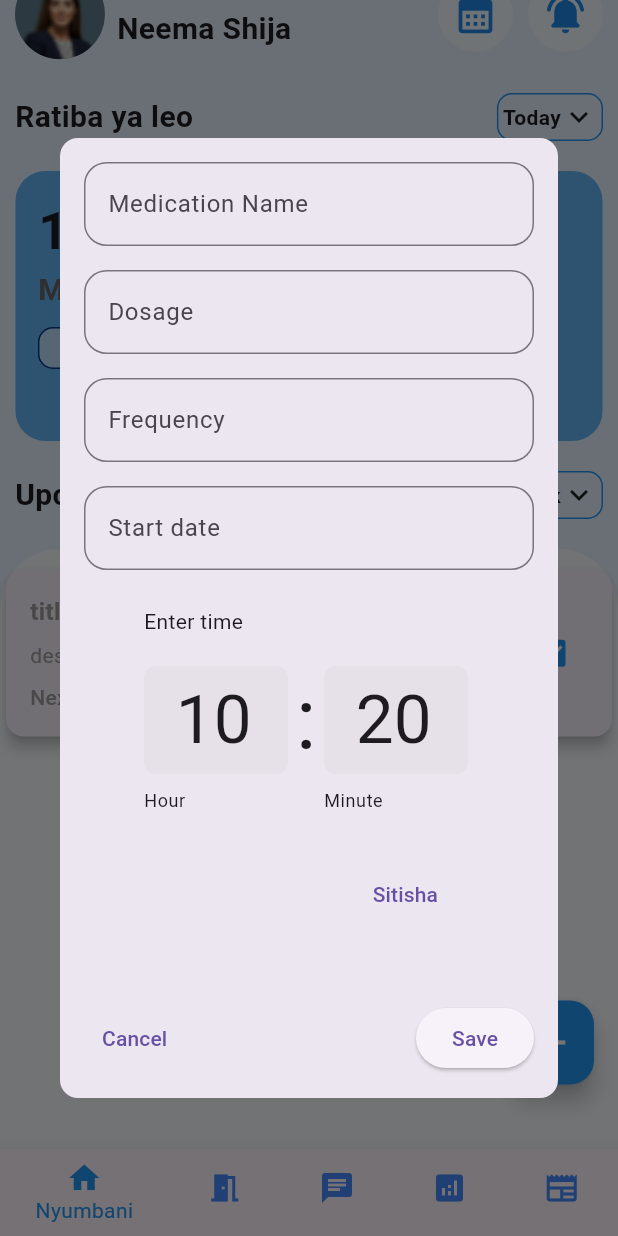
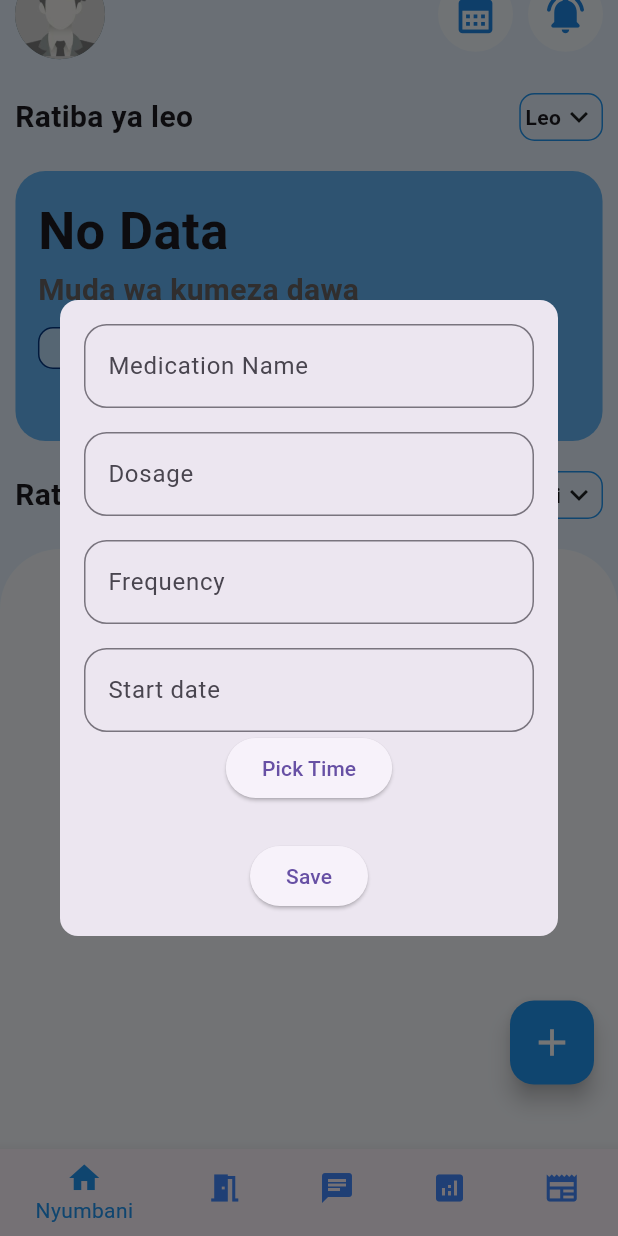
Before and after one commit to rebecajoshua21/medi_reminder, a Flutter app: the screen it shows once a user with an empty profile is signed in, scrolled down 33 dp, after a tap on the "add" icon, on a phone screen of 412 x 824 dp. Run offline on Flutter 3.47's test engine with Material 3 defaults, Android fonts, the phone set to English and light mode, and no system bars; our stand-ins replace cloud_firestore, firebase_auth, firebase_core, fl_chart, flutter_gemini, flutter_local_notifications and 6 more; accounts and stored records are empty.

Commit message:
feat: Enhance reminders functionality and UI
- Updated the RemindersController to include start date and time generation for reminders.
- Modified the Reminder model to store start date and generated times.
- Added a new image asset for user profile.
- Improved the Home page to fetch and display the username from Firestore.
- Translated various UI texts to Swahili for better localization.
- Enhanced the MedicationReminderDialog to allow users to pick a start date and time.
- Updated the Statistics page to calculate and display adherence percentage based on completed reminders.

```diff
--- a/lib/models/reminder.dart
+++ b/lib/models/reminder.dart
@@ -1,11 +1,15 @@
 class Reminder {
   final String title;
   final String description;
+  final DateTime startdate;
   final int freq;
+  final List<String> times;
   bool isComplete;
 
   Reminder(
       {required this.title,
+      required this.startdate,
+      required this.times,
       required this.description,
       required this.freq,
       required this.isComplete});
--- a/lib/page/chatbot.dart
+++ b/lib/page/chatbot.dart
@@ -17,7 +17,7 @@ class _ChatPageState extends State<ChatPage> {
   void sendMessage() async {
     Gemini.instance.prompt(parts: [
       await Part.text(
-          "${promptCon.text} reply as doctor Becky who is here to help with simple medical questions and advice,We know you are not trained for this and your answers are not 100% reliable we should seek proper medical assistance if necessary,you dont need to mention that,"),
+          "${promptCon.text} reply as doctor Becky who is here to help with simple medical questions and advice,We know you are not trained for this and your answers are not 100% reliable we should seek proper medical assistance if necessary,you dont need to mention that,speak swahili"),
     ]).then((value) {
       // print(value?.output);
       setState(() {
--- a/lib/page/forum_page.dart
+++ b/lib/page/forum_page.dart
@@ -125,7 +125,7 @@ class _ForumPageState extends State<ForumPage> {
             TextField(
               controller: postController,
               decoration: InputDecoration(
-                labelText: "What's on your mind?",
+                labelText: "Ungependa kujadili nin?",
                 border: OutlineInputBorder(),
               ),
             ),
@@ -133,7 +133,7 @@ class _ForumPageState extends State<ForumPage> {
             ElevatedButton(
               onPressed: () =>
                   addPost(userController.text, postController.text),
-              child: Text('Post'),
+              child: Text('Chapisha'),
               style: ElevatedButton.styleFrom(
                 backgroundColor: Colors.blue.shade700,
               ),
--- a/lib/page/home.dart
+++ b/lib/page/home.dart
@@ -1,5 +1,7 @@
 import 'package:becky_app/controllers/reminders_controller.dart';
 import 'package:becky_app/page/calender_page.dart';
+import 'package:cloud_firestore/cloud_firestore.dart';
+import 'package:firebase_auth/firebase_auth.dart';
 import 'package:flutter/material.dart';
 import 'package:provider/provider.dart';
 // import 'package:medifriend/Pages/notification_page.dart';
@@ -7,6 +9,25 @@ import 'package:provider/provider.dart';
 
 class Home extends StatelessWidget {
   const Home({super.key});
+
+  Future<String> fetchUserName() async {
+    // Assuming you have a Firestore instance and a collection named 'users'
+
+    final user = FirebaseAuth.instance.currentUser;
+    if (user == null) {
+      throw Exception("No user is currently signed in.");
+    }
+    final userId = user.uid;
+    final firestore = FirebaseFirestore.instance;
+    final userDoc = await firestore.collection('users').doc(userId).get();
+
+    if (userDoc.exists) {
+      print(userDoc.data());
+      return userDoc.data()?['username'] ?? 'Unknown User';
+    } else {
+      return 'Unknown';
+    }
+  }
 
   @override
   Widget build(BuildContext context) {
@@ -29,13 +50,12 @@ class Home extends StatelessWidget {
                   Row(
                     mainAxisAlignment: MainAxisAlignment.spaceBetween,
                     children: [
-                      const Row(
+                      Row(
                         children: [
                           CircleAvatar(
                             radius: 30,
                             backgroundColor: Colors.blueGrey,
-                            backgroundImage:
-                                AssetImage('assets/images/profile_pic.png'),
+                            backgroundImage: AssetImage('assets/image.png'),
                           ),
                           Padding(
                             padding: EdgeInsets.all(8.0),
@@ -46,11 +66,33 @@ class Home extends StatelessWidget {
                                   "Habari!",
                                   style: TextStyle(fontStyle: FontStyle.italic),
                                 ),
-                                Text(
-                                  "Neema Shija",
+                                FutureBuilder<String>(
+                                  future: fetchUserName(),
+                                  builder: (context, snapshot) {
+                                    if (snapshot.connectionState ==
+                                        ConnectionState.waiting) {
+                                      return Text(
+                                        "Loading...",
                                         style: TextStyle(
                                             fontSize: 20,
                                             fontWeight: FontWeight.bold),
+                                      );
+                                    } else if (snapshot.hasError) {
+                                      return Text(
+                                        "Error",
+                                        style: TextStyle(
+                                            fontSize: 20,
+                                            fontWeight: FontWeight.bold),
+                                      );
+                                    } else {
+                                      return Text(
+                                        snapshot.data ?? "Unknown User",
+                                        style: TextStyle(
+                                            fontSize: 20,
+                                            fontWeight: FontWeight.bold),
+                                      );
+                                    }
+                                  },
                                 )
                               ],
                             ),
@@ -125,7 +167,7 @@ class Home extends StatelessWidget {
                           child: Row(
                             children: [
                               Text(
-                                'Today',
+                                'Leo',
                                 style: TextStyle(fontWeight: FontWeight.bold),
                               ),
                               Icon(Icons.keyboard_arrow_down),
@@ -151,9 +193,11 @@ class Home extends StatelessWidget {
                       child: Column(
                         crossAxisAlignment: CrossAxisAlignment.start,
                         children: [
-                          const Text(
-                            "11:25 AM",
-                            style: TextStyle(
+                          Text(
+                            reminders.isNotEmpty
+                                ? reminders.first.times[0]
+                                : "No Data",
+                            style: const TextStyle(
                                 fontSize: 35, fontWeight: FontWeight.bold),
                           ),
                           const Text(
@@ -177,7 +221,7 @@ class Home extends StatelessWidget {
                               padding: EdgeInsets.all(3.0),
                               child: Center(
                                 child: Text(
-                                  'Details',
+                                  'zaidi..',
                                   style: TextStyle(fontWeight: FontWeight.bold),
                                 ),
                               ),
@@ -194,7 +238,7 @@ class Home extends StatelessWidget {
                     mainAxisAlignment: MainAxisAlignment.spaceBetween,
                     children: [
                       const Text(
-                        "Upcoming Schedules",
+                        "Ratiba zijazo",
                         style: TextStyle(
                             fontSize: 20, fontWeight: FontWeight.bold),
                       ),
@@ -209,7 +253,7 @@ class Home extends StatelessWidget {
                           child: Row(
                             children: [
                               Text(
-                                'This week',
+                                'Wiki hii',
                                 style: TextStyle(fontWeight: FontWeight.bold),
                               ),
                               Icon(Icons.keyboard_arrow_down),
@@ -234,14 +278,24 @@ class Home extends StatelessWidget {
                       topRight: Radius.circular(40))),
               child: Padding(
                 padding: const EdgeInsets.symmetric(vertical: 10.0),
-                child: ListView.builder(
+                child: reminders.isEmpty
+                    ? Center(
+                        child: Text(
+                          "Hakuna ratiba ya dawa",
+                          style: TextStyle(
+                            fontSize: 18,
+                            color: Colors.grey,
+                          ),
+                        ),
+                      )
+                    : ListView.builder(
                         itemCount: reminders.length,
                         itemBuilder: (BuildContext context, int index) {
                           final reminder = reminders[index];
                           return MedicalReminderTile(
                             title: reminder.title,
                             subtitle: reminder.description,
-                      time: reminder.freq.toString(),
+                            time: reminder.times[0],
                             isCompleted: reminder.isComplete,
                             onToggle: () {
                               reminderService.toggleComplete(index);
@@ -292,7 +346,7 @@ class MedicalReminderTile extends StatelessWidget {
                 Text(
                   title,
                   style: TextStyle(
-                    fontSize: 16,
+                    fontSize: 20,
                     fontWeight: FontWeight.bold,
                     color: isCompleted ? Colors.grey : Colors.black,
                   ),
@@ -301,7 +355,7 @@ class MedicalReminderTile extends StatelessWidget {
                 Text(
                   subtitle,
                   style: TextStyle(
-                    fontSize: 14,
+                    fontSize: 16,
                     color: isCompleted ? Colors.grey : Colors.black54,
                   ),
                 ),
--- a/lib/page/home_page.dart
+++ b/lib/page/home_page.dart
@@ -53,8 +53,8 @@ class _HomePageState extends State<HomePage> {
                     //       Navigator.pop(context);
                     //     });
                     return MedicationReminderDialog(
-                      onSave: (name, dosage, ss) {
-                        reminderService.addReminder(name, dosage, 3, false);
+                      onSave: (name, dosage, ss, sd) {
+                        reminderService.addReminder(name, dosage, 3, false, sd);
                         Navigator.pop(context);
                       },
                       onCancel: () {},
@@ -317,7 +317,7 @@ class _HomePageState extends State<HomePage> {
 // import 'package:flutter/material.dart';
 
 class MedicationReminderDialog extends StatefulWidget {
-  final Function(String, String, String) onSave;
+  final Function(String, String, String, DateTime) onSave;
   final VoidCallback onCancel;
 
   const MedicationReminderDialog({
@@ -335,7 +335,8 @@ class _MedicationReminderDialogState extends State<MedicationReminderDialog> {
   final TextEditingController _nameController = TextEditingController();
   final TextEditingController _dosageController = TextEditingController();
   final TextEditingController _timeController = TextEditingController();
-
+  final TextEditingController _startDateController = TextEditingController();
+  TimeOfDay? selectedTime;
   @override
   Widget build(BuildContext context) {
     return Dialog(
@@ -376,45 +377,80 @@ class _MedicationReminderDialogState extends State<MedicationReminderDialog> {
               ),
               const SizedBox(height: 16),
               TextField(
-                controller: _timeController,
+                controller: _startDateController,
                 decoration: InputDecoration(
                   labelText: "Start date",
                   border: OutlineInputBorder(
                       borderRadius: BorderRadius.circular(15)),
                 ),
               ),
-              const TimePickerDialog(
+              ElevatedButton(
+                onPressed: () async {
+                  selectedTime = await showTimePicker(
+                    context: context,
+                    initialTime: TimeOfDay(hour: 10, minute: 20),
+                    initialEntryMode: TimePickerEntryMode.inputOnly,
                     confirmText: "Set",
                     cancelText: "Sitisha",
-                  initialEntryMode: TimePickerEntryMode.inputOnly,
-                  initialTime: TimeOfDay(hour: 10, minute: 20)),
+                  );
+                  if (selectedTime != null) {
+                    print("Selected time: ${selectedTime!.format(context)}");
+                  }
+                },
+                child: const Text("Pick Time"),
+              ),
               const SizedBox(height: 24),
-              Row(
-                mainAxisAlignment: MainAxisAlignment.spaceBetween,
-                children: [
-                  TextButton(
-                    onPressed: widget.onCancel,
-                    child: const Text("Cancel"),
-                  ),
               ElevatedButton(
                 onPressed: () {
                   widget.onSave(
                       _nameController.text,
                       _dosageController.text,
                       _timeController.text,
-                      );
+                      selectedTime != null
+                          ? DateTime(
+                              DateTime.now().year,
+                              DateTime.now().month,
+                              DateTime.now().day,
+                              selectedTime!.hour,
+                              selectedTime!.minute,
+                            )
+                          : DateTime.now());
                   DateTime customTime =
                       DateTime.now().add(Duration(minutes: 2));
                   LocalNotifications.reminderNotificatio(
-                          title: _nameController.text,
+                      title: "Meza ${_nameController.text}",
                       body: _dosageController.text,
                       payload: "some payload",
                       scheduledTime: customTime);
                 },
                 child: const Text("Save"),
               ),
-                ],
-              ),
+              // Row(
+              //   mainAxisAlignment: MainAxisAlignment.spaceBetween,
+              //   children: [
+              //     TextButton(
+              //       onPressed: widget.onCancel,
+              //       child: const Text("Cancel"),
+              //     ),
+              //     ElevatedButton(
+              //       onPressed: () {
+              //         widget.onSave(
+              //             _nameController.text,
+              //             _dosageController.text,
+              //             _timeController.text,
+              //             _startDateController.text);
+              //         DateTime customTime =
+              //             DateTime.now().add(Duration(minutes: 2));
+              //         LocalNotifications.reminderNotificatio(
+              //             title: _nameController.text,
+              //             body: _dosageController.text,
+              //             payload: "some payload",
+              //             scheduledTime: customTime);
+              //       },
+              //       child: const Text("Save"),
+              //     ),
+              //   ],
+              // ),
             ],
           ),
         ),
```
Also changed, not shown: lib/controllers/reminders_controller.dart (+21 -3 lines), lib/page/statistics.dart (+15 -4 lines), assets/image.png (added), 8 other files. Lines whose indentation alone changed are shown as unchanged.
